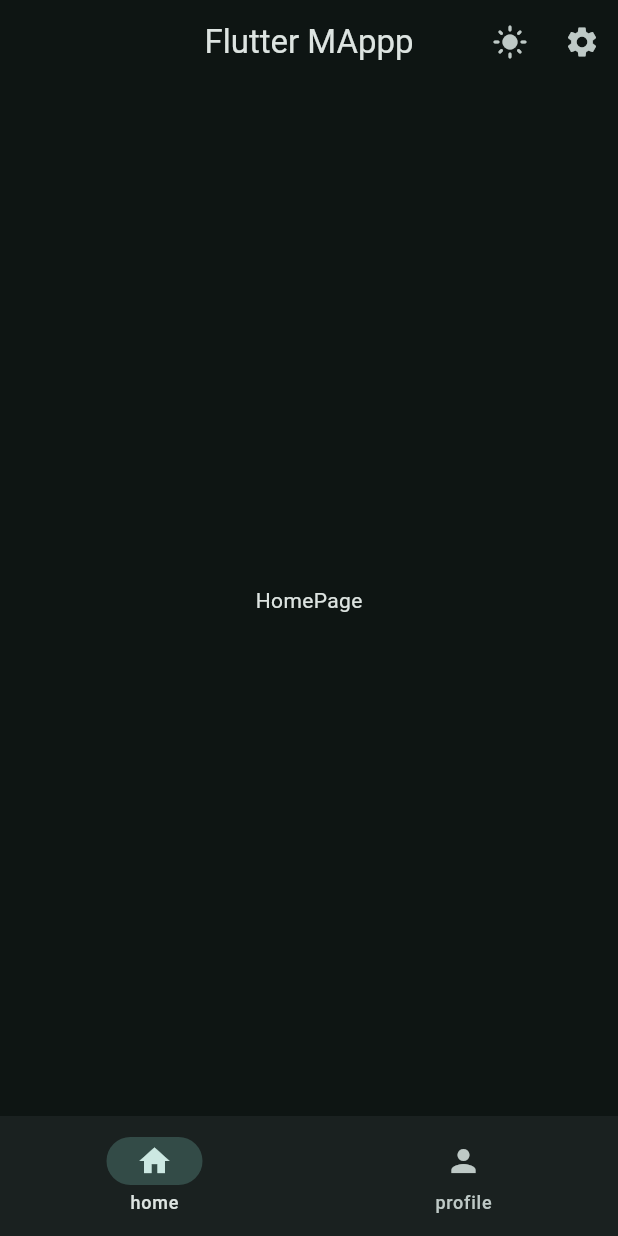
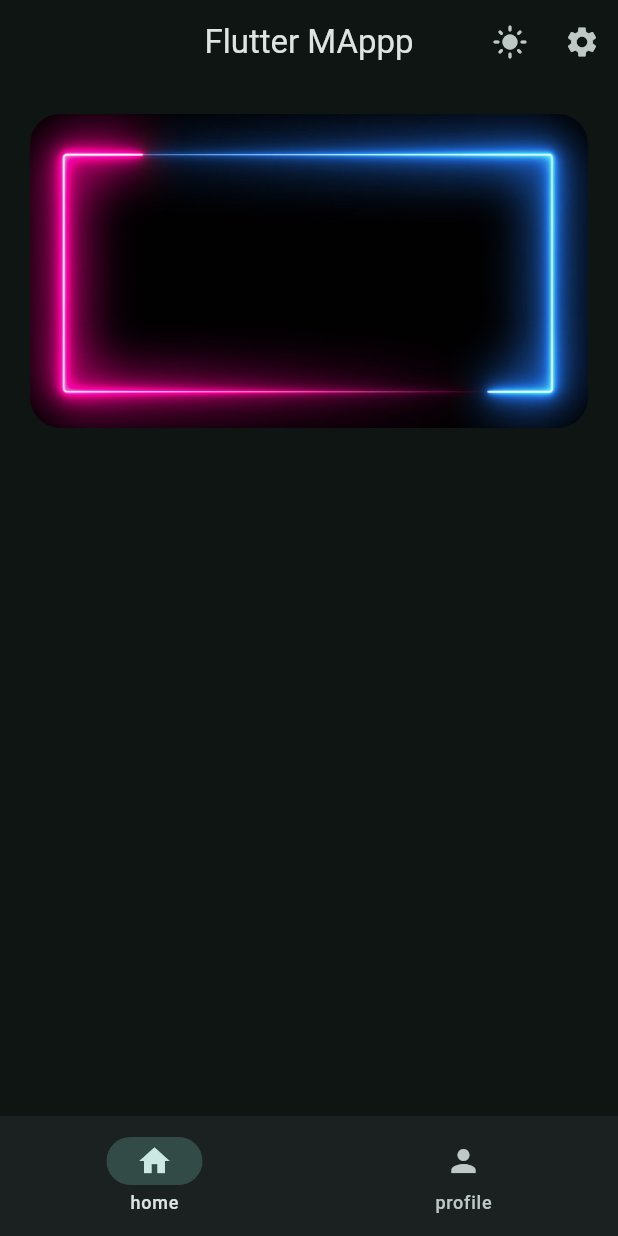
Before and after one commit to attreyabhatt/flutter_demo, a Flutter app: the screen it shows after launch, after a tap on "Login", on a phone screen of 412 x 824 dp. Run offline on Flutter 3.47's test engine with Material 3 defaults, Android fonts, the phone set to English and light mode, and no system bars.

Commit message:
Hero Widget

```diff
--- a/lib/views/pages/home_page.dart
+++ b/lib/views/pages/home_page.dart
@@ -1,10 +1,14 @@
 import 'package:flutter/material.dart';
+import 'package:flutter_demo/views/widgets/hero_widget.dart';
 
 class HomePage extends StatelessWidget {
   const HomePage({super.key});
 
   @override
   Widget build(BuildContext context) {
-    return Center(child: Text('HomePage'));
+    return Padding(
+      padding: const EdgeInsets.all(20.0),
+      child: Column(children: [HeroWidget()]),
+    );
   }
 }
--- a/lib/views/pages/welcome_page.dart
+++ b/lib/views/pages/welcome_page.dart
@@ -1,5 +1,6 @@
 import 'package:flutter/material.dart';
 import 'package:flutter_demo/views/widget_tree.dart';
+import 'package:flutter_demo/views/widgets/hero_widget.dart';
 
 class WelcomePage extends StatelessWidget {
   const WelcomePage({super.key});
@@ -12,10 +13,7 @@ class WelcomePage extends StatelessWidget {
         child: Column(
           mainAxisAlignment: MainAxisAlignment.center,
           children: [
-            ClipRRect(
-              borderRadius: BorderRadiusGeometry.circular(20.0),
-              child: Image.asset('assets/images/bg.jpg'),
-            ),
+            HeroWidget(),
             FilledButton(
               onPressed: () {
                 Navigator.pushReplacement(
--- /dev/null
+++ b/lib/views/widgets/hero_widget.dart
@@ -0,0 +1,16 @@
+import 'package:flutter/material.dart';
+
+class HeroWidget extends StatelessWidget {
+  const HeroWidget({super.key});
+
+  @override
+  Widget build(BuildContext context) {
+    return Hero(
+      tag: 'hero1',
+      child: ClipRRect(
+        borderRadius: BorderRadiusGeometry.circular(20.0),
+        child: Image.asset('assets/images/bg.jpg'),
+      ),
+    );
+  }
+}
```
Also changed, not shown: lib/views/pages/profile_page.dart (+23 -1 lines).
